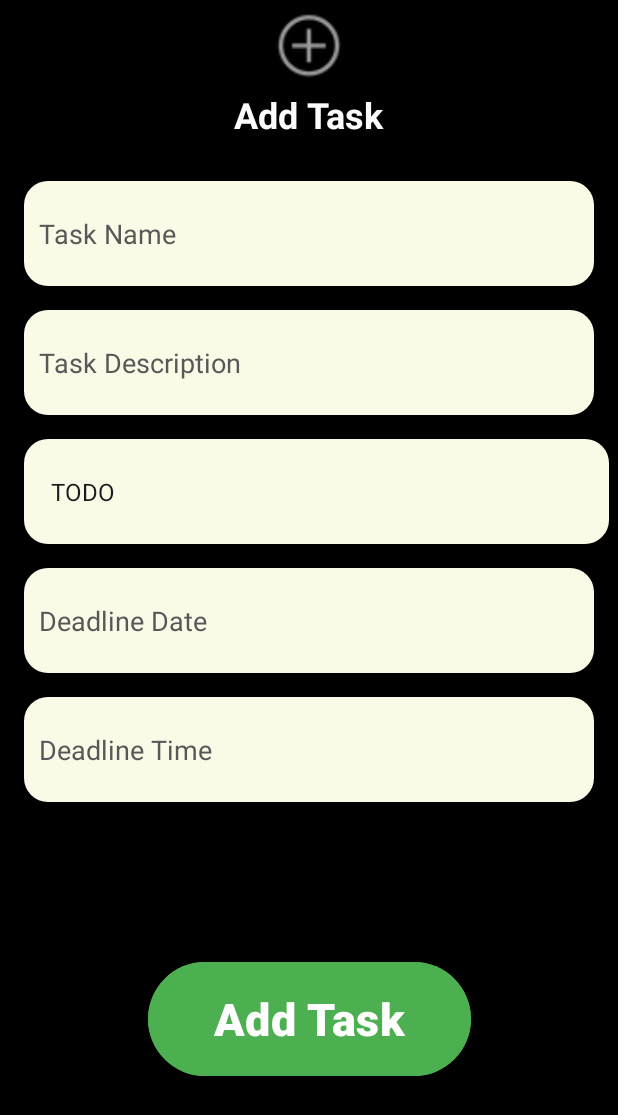
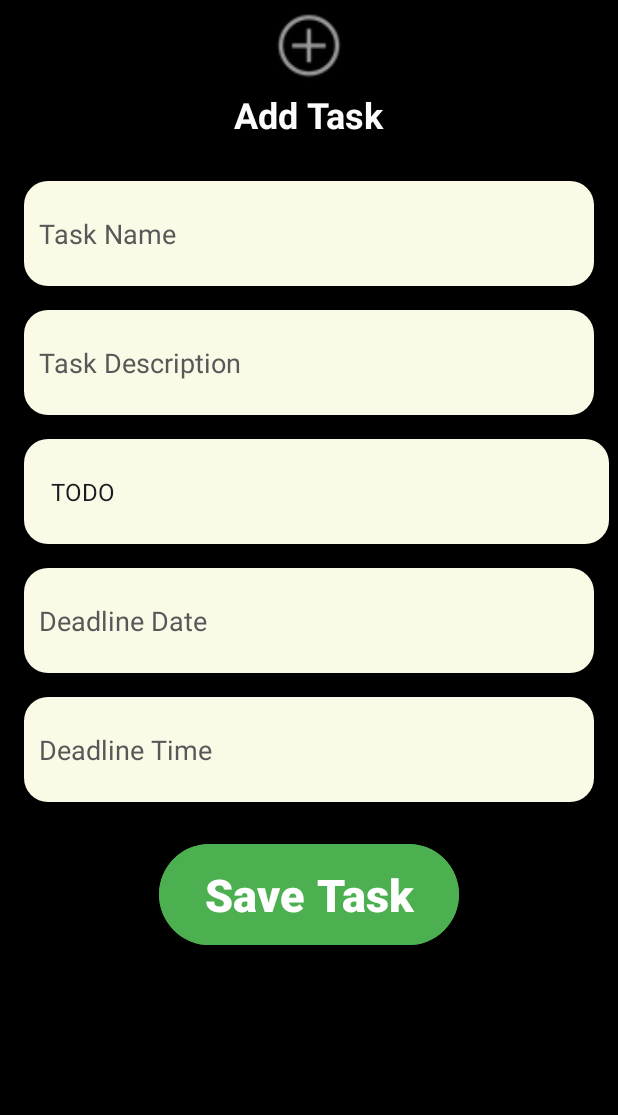
Before and after one commit to Baralsurekha/Task-management, an Android app: the CreateTask screen opened directly, with no data from a screen before it, on a phone screen of 412 x 824 dp. Shown: the top 1115 px of the screen. Run offline under Robolectric (Android 15) with nearby library versions, the phone set to English and light mode, and no system bars; our stand-ins replace Firebase (no records; nobody signed in at launch, a user with empty details on screens opened directly).

Commit message:
Delete and edit done but doesn't work properly

```diff
--- a/app/src/main/java/com/example/taskmanagement/CreateTask.java
+++ b/app/src/main/java/com/example/taskmanagement/CreateTask.java
@@ -36,12 +36,15 @@ import java.util.Locale;
 public class CreateTask extends AppCompatActivity {
     String TaskStatus ;
     EditText taskName, taskDescription;
-    TextView deadlineDate, deadlineTime;
+    TextView deadlineDate, deadlineTime, pageTitleTV;
     Spinner taskStatus;
     Button addTaskBtn;
     Calendar calendar = Calendar.getInstance();
 
-    String docId;
+    String docId, TaskName, TaskDescription, DeadlineTime, DeadlineDate;
+
+    boolean isEditMode = false;
+    Button deleteTaskBtn;
 
     @Override
     protected void onCreate(Bundle savedInstanceState) {
@@ -53,15 +56,35 @@ public class CreateTask extends AppCompatActivity {
             v.setPadding(systemBars.left, systemBars.top, systemBars.right, systemBars.bottom);
             return insets;
         });
-        docId = getIntent().getStringExtra("docId");  // Retrieve docId from Intent
-        Log.e("docId", "Received docId: " + docId);  // Log the docId value
-
         taskName = findViewById(R.id.editTextname);
         taskDescription = findViewById(R.id.editTextdescription);
         taskStatus = findViewById(R.id.spinner);
         deadlineDate = findViewById(R.id.editTextDate);
         deadlineTime = findViewById(R.id.editTextTime);
         addTaskBtn = findViewById(R.id.addbutton);
+        pageTitleTV = findViewById(R.id.textView7);
+        deleteTaskBtn = findViewById(R.id.delete_button);
+
+        //receive data
+        docId = getIntent().getStringExtra("docId");  // Retrieve docId from Intent
+     // Log.e("docId", "Received docId: " + docId);  // Log the docId value
+        if(docId!=null && !docId.isEmpty()) {
+            isEditMode = true;
+        }
+
+        TaskName = getIntent().getStringExtra("TaskName");
+        TaskDescription = getIntent().getStringExtra("TaskDescription");
+        TaskStatus = getIntent().getStringExtra("TaskStatus");
+        DeadlineTime = getIntent().getStringExtra("DeadlineTime");
+        DeadlineDate = getIntent().getStringExtra("DeadlineDate");
+
+
+        taskName.setText(TaskName);
+        taskDescription.setText(TaskDescription);
+       // taskStatus.setText(TaskStatus);
+        deadlineDate.setText(DeadlineDate);
+        deadlineTime.setText(DeadlineTime);
+
         String[] options = {"TODO", "Progress", "Failed","Finished"};
         ArrayAdapter<String> adapter = new ArrayAdapter<>(this, android.R.layout.simple_spinner_item, options);
 
@@ -104,10 +127,17 @@ public class CreateTask extends AppCompatActivity {
                 deadlineTime.setText(sdf.format(calendar.getTime()));
             }, calendar.get(Calendar.HOUR_OF_DAY), calendar.get(Calendar.MINUTE), true).show();
         });
+        if(isEditMode){
+            pageTitleTV.setText("Edit Task");
+            deleteTaskBtn.setVisibility(View.VISIBLE);
+            addTaskBtn.setVisibility(View.GONE);
+        }
 
-        addTaskBtn.setOnClickListener(v -> saveNote());
+        addTaskBtn.setOnClickListener(v -> saveTask());
+        deleteTaskBtn.setOnClickListener(v -> deleteTasktoFirebase());
+
     }
-    void saveNote(){
+    void saveTask(){
         String TaskName = taskName.getText().toString();
         String TaskDescription = taskDescription.getText().toString();
 
@@ -151,9 +181,9 @@ public class CreateTask extends AppCompatActivity {
         DocumentReference documentReference;
 
 
-        if (docId != null) {  // If docId exists, update the existing task
+        if (isEditMode) {  // If edit mode, update the existing task
             documentReference = Utility.getCollectionReferenceForTasks().document(docId);
-        } else {  // If no docId, create a new task
+        } else {  // If not edit mode, create a new task
             documentReference = Utility.getCollectionReferenceForTasks().document();
         }
 
@@ -205,6 +235,26 @@ boolean validateData (String TaskName,String TaskDescription,String TaskStatus,S
     }
     return true;
 }
+void deleteTasktoFirebase(){
+    DocumentReference documentReference;
+        documentReference = Utility.getCollectionReferenceForTasks().document();
 
 
+    documentReference.delete().addOnCompleteListener(new OnCompleteListener<Void>() {
+        @Override
+        public void onComplete(@NonNull Task<Void> tasks) {
+
+            if(tasks.isSuccessful()) {
+                Utility.showToast(CreateTask.this,"Task deleted successfully");
+                finish();
+
+            } else {
+
+                Utility.showToast(CreateTask.this,tasks.getException().getLocalizedMessage());
+            }
+        }
+    });
+
 }
+
+}
--- a/app/src/main/res/layout/activity_create_task.xml
+++ b/app/src/main/res/layout/activity_create_task.xml
@@ -127,28 +127,33 @@
 
     <Button
         android:id="@+id/addbutton"
-        android:layout_width="215dp"
-        android:layout_height="84dp"
+        android:layout_width="200dp"
+        android:layout_height="75dp"
         android:layout_marginTop="24dp"
         android:layout_marginBottom="24dp"
         android:backgroundTint="#4CAF50"
-        android:text="Add Task"
+        android:text="Save Task"
         android:textColor="@color/white"
         android:textSize="30sp"
         android:textStyle="bold"
-        app:layout_constraintBottom_toTopOf="@id/progress_bar"
         app:layout_constraintEnd_toEndOf="parent"
         app:layout_constraintStart_toStartOf="parent"
         app:layout_constraintTop_toBottomOf="@id/editTextTime" />
 
-    <ProgressBar
-        android:id="@+id/progress_bar"
-        android:layout_width="wrap_content"
-        android:layout_height="wrap_content"
-        android:layout_marginBottom="24dp"
+    <Button
+        android:id="@+id/delete_button"
+        android:layout_width="200dp"
+        android:layout_height="75dp"
+        android:text="Delete"
+        android:backgroundTint="#4CAF50"
+        android:textColor="@color/white"
+        android:textSize="30sp"
+        android:textStyle="bold"
         android:visibility="gone"
         app:layout_constraintBottom_toBottomOf="parent"
+        app:layout_constraintEnd_toEndOf="parent"
         app:layout_constraintStart_toStartOf="parent"
-        app:layout_constraintEnd_toEndOf="parent" />
+        app:layout_constraintTop_toBottomOf="@+id/addbutton" />
+
 
 </androidx.constraintlayout.widget.ConstraintLayout>
```
